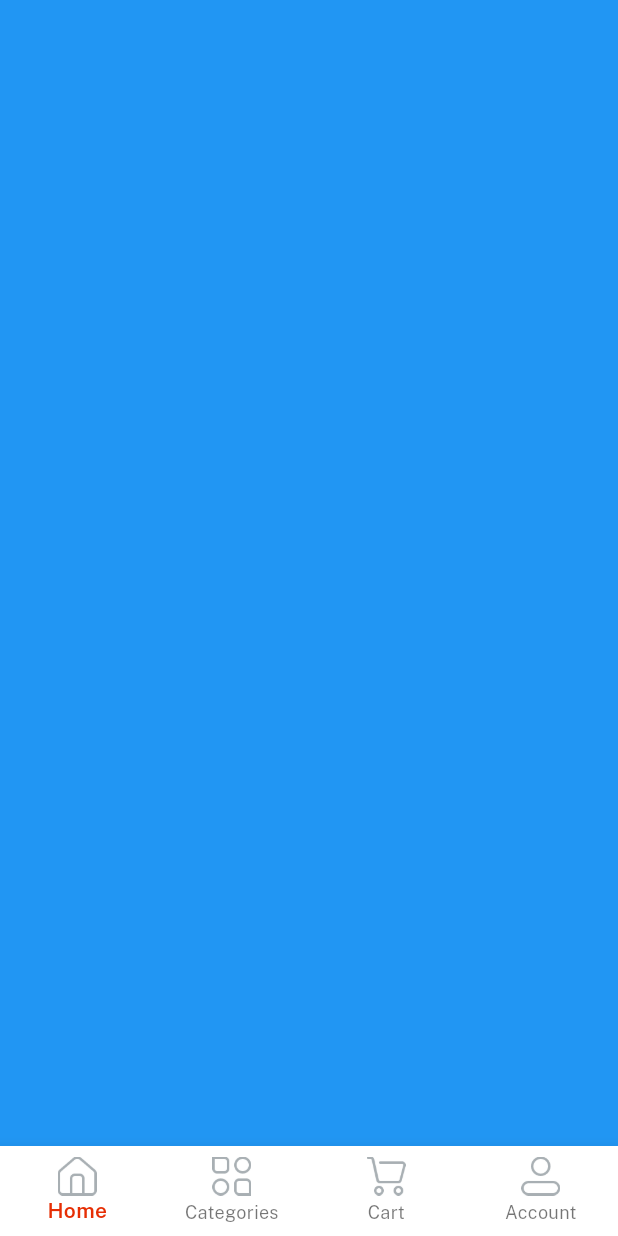
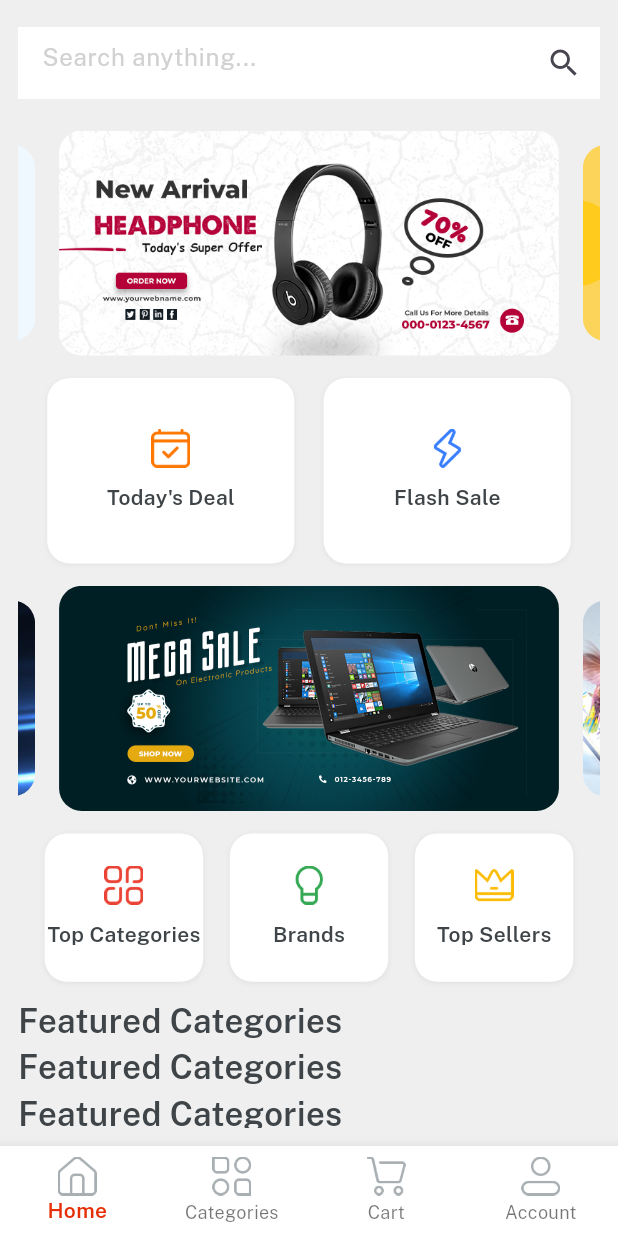
Before and after one commit to nandainun/Flutter_ecommerce_shopman, a Flutter app: the screen it shows after launch, after a tap on "Log in", on a phone screen of 412 x 824 dp. Run offline on Flutter 3.47's test engine with Material 3 defaults, Android fonts, the phone set to English and light mode, and no system bars; drawn by our look-alikes of velocity_x; our stand-ins replace get.

Commit message:
home screen UI

```diff
--- a/lib/consts/list.dart
+++ b/lib/consts/list.dart
@@ -5,3 +5,6 @@
   icGoogleLogo,
   icTwitterLogo,
 ];
+
+const sliderList = [imgSlider1, imgSlider2, imgSlider3, imgSlider4];
+const secondSliderList = [imgSs1, imgSs2, imgSs3, imgSs4];
--- a/lib/consts/strings.dart
+++ b/lib/consts/strings.dart
@@ -22,3 +22,12 @@
     categories = "Categories",
     cart = "Cart",
     account = "Account";
+
+// Home Screen
+const searchAnything = "Search anything...",
+    todayDeal = "Today's Deal",
+    flashSale = "Flash Sale",
+    topSellers = "Top Sellers",
+    brands = "Brands",
+    topCategories = "Top Categories",
+    featureCategories = "Featured Categories";
--- a/lib/view/auth_screen/login_screen.dart
+++ b/lib/view/auth_screen/login_screen.dart
@@ -2,7 +2,7 @@
 import 'package:shopman/consts/consts.dart';
 import 'package:shopman/consts/list.dart';
 import 'package:shopman/view/auth_screen/signup_screen.dart';
-import 'package:shopman/view/home_screen/home_screen.dart';
+import 'package:shopman/view/home_screen/home.dart';
 import 'package:shopman/widgets_common/bg_widget.dart';
 import 'package:shopman/widgets_common/applogo_widget.dart';
 import 'package:shopman/widgets_common/custom_textfield.dart';
@@ -39,7 +39,7 @@
                     title: login,
                     textColor: whiteColor,
                     onPress: () {
-                      Get.to(() => const HomeScreen());
+                      Get.to(() => const Home());
                     }).box.width(context.screenWidth - 50).make(),
                 10.heightBox,
                 createNewAccount.text.color(fontGrey).make(),
--- /dev/null
+++ b/lib/view/cart_screen/cart_screen.dart
@@ -0,0 +1,12 @@
+import 'package:shopman/consts/consts.dart';
+
+class CartScreen extends StatelessWidget {
+  const CartScreen({super.key});
+
+  @override
+  Widget build(BuildContext context) {
+    return Container(
+      color: Colors.purple,
+    );
+  }
+}
--- /dev/null
+++ b/lib/view/category_screen/category_screen.dart
@@ -0,0 +1,12 @@
+import 'package:shopman/consts/consts.dart';
+
+class CategoryScreen extends StatelessWidget {
+  const CategoryScreen({super.key});
+
+  @override
+  Widget build(BuildContext context) {
+    return Container(
+      color: Colors.amber,
+    );
+  }
+}
--- /dev/null
+++ b/lib/view/home_screen/home.dart
@@ -0,0 +1,74 @@
+import 'package:get/get.dart';
+import 'package:shopman/consts/consts.dart';
+import 'package:shopman/controllers/home_controller.dart';
+import 'package:shopman/view/cart_screen/cart_screen.dart';
+import 'package:shopman/view/category_screen/category_screen.dart';
+import 'package:shopman/view/home_screen/home_screen.dart';
+import 'package:shopman/view/profile_screen/profile_screen.dart';
+
+class Home extends StatelessWidget {
+  const Home({super.key});
+
+  @override
+  Widget build(BuildContext context) {
+    // init home controller
+    var controller = Get.put(HomeController());
+
+    var navbarItem = [
+      BottomNavigationBarItem(
+          icon: Image.asset(
+            icHome,
+            width: 26,
+          ),
+          label: home),
+      BottomNavigationBarItem(
+          icon: Image.asset(
+            icCategories,
+            width: 26,
+          ),
+          label: categories),
+      BottomNavigationBarItem(
+          icon: Image.asset(
+            icCart,
+            width: 26,
+          ),
+          label: cart),
+      BottomNavigationBarItem(
+          icon: Image.asset(
+            icProfile,
+            width: 26,
+          ),
+          label: account)
+    ];
+
+    var navBody = [
+      const HomeScreen(),
+      const CategoryScreen(),
+      const CartScreen(),
+      const ProfileScreen()
+    ];
+
+    return Scaffold(
+      body: Column(children: [
+        Obx(
+          () => Expanded(
+            child: navBody.elementAt(controller.currentNavIndex.value),
+          ),
+        ),
+      ]),
+      bottomNavigationBar: Obx(
+        () => BottomNavigationBar(
+          currentIndex: controller.currentNavIndex.value,
+          selectedItemColor: redColor,
+          selectedLabelStyle: TextStyle(fontFamily: semibold),
+          type: BottomNavigationBarType.fixed,
+          backgroundColor: whiteColor,
+          items: navbarItem,
+          onTap: (value) {
+            controller.currentNavIndex.value = value;
+          },
+        ),
+      ),
+    );
+  }
+}
--- a/lib/view/home_screen/home_screen.dart
+++ b/lib/view/home_screen/home_screen.dart
@@ -1,76 +1,164 @@
-import 'package:get/get.dart';
 import 'package:shopman/consts/consts.dart';
-import 'package:shopman/controllers/home_controller.dart';
+import 'package:shopman/consts/list.dart';
+import 'package:shopman/widgets_common/home_buttons.dart';
 
 class HomeScreen extends StatelessWidget {
   const HomeScreen({super.key});
 
   @override
   Widget build(BuildContext context) {
-    // init home controller
-    var controller = Get.put(HomeController());
+    return Container(
+      padding: const EdgeInsets.all(12),
+      color: lightGrey,
+      width: context.screenWidth,
+      height: context.screenHeight,
+      child: SafeArea(
+        child: Column(
+          children: [
+            // Search Box
+            Container(
+              alignment: Alignment.center,
+              height: 60,
+              color: lightGrey,
+              child: TextFormField(
+                decoration: const InputDecoration(
+                  suffixIcon: Icon(Icons.search),
+                  border: InputBorder.none,
+                  filled: true,
+                  fillColor: whiteColor,
+                  hintText: searchAnything,
+                  hintStyle: TextStyle(color: textfieldGrey),
+                ),
+              ),
+            ),
 
-    var navbarItem = [
-      BottomNavigationBarItem(
-          icon: Image.asset(
-            icHome,
-            width: 26,
-          ),
-          label: home),
-      BottomNavigationBarItem(
-          icon: Image.asset(
-            icCategories,
-            width: 26,
-          ),
-          label: categories),
-      BottomNavigationBarItem(
-          icon: Image.asset(
-            icCart,
-            width: 26,
-          ),
-          label: cart),
-      BottomNavigationBarItem(
-          icon: Image.asset(
-            icProfile,
-            width: 26,
-          ),
-          label: account)
-    ];
+            15.heightBox,
 
-    var navBody = [
-      Container(
-        color: Colors.blue,
-      ),
-      Container(
-        color: Colors.amber,
-      ),
-      Container(
-        color: Colors.purple,
-      ),
-      Container(
-        color: Colors.cyan,
-      )
-    ];
+            Expanded(
+              child: SingleChildScrollView(
+                physics: const BouncingScrollPhysics(),
+                child: Column(
+                  children: [
+                    // Swipers Brands
+                    VxSwiper.builder(
+                      aspectRatio: 16 / 9,
+                      autoPlay: true,
+                      height: 150,
+                      viewportFraction: 0.9,
+                      enlargeCenterPage: true,
+                      itemCount: sliderList.length,
+                      itemBuilder: (context, index) {
+                        return Image.asset(
+                          sliderList[index],
+                          fit: BoxFit.cover,
+                        )
+                            .box
+                            .rounded
+                            .clip(Clip.antiAlias)
+                            .margin(const EdgeInsets.symmetric(horizontal: 8))
+                            .make();
+                      },
+                    ),
+                    15.heightBox,
 
-    return Scaffold(
-      body: Column(children: [
-        Obx(
-          () => Expanded(
-            child: navBody.elementAt(controller.currentNavIndex.value),
-          ),
-        ),
-      ]),
-      bottomNavigationBar: Obx(
-        () => BottomNavigationBar(
-          currentIndex: controller.currentNavIndex.value,
-          selectedItemColor: redColor,
-          selectedLabelStyle: TextStyle(fontFamily: semibold),
-          type: BottomNavigationBarType.fixed,
-          backgroundColor: whiteColor,
-          items: navbarItem,
-          onTap: (value) {
-            controller.currentNavIndex.value = value;
-          },
+                    // Deals buttons
+                    Row(
+                      mainAxisAlignment: MainAxisAlignment.spaceEvenly,
+                      children: List.generate(
+                        2,
+                        (index) => homeButtons(
+                          height: context.screenHeight * 0.15,
+                          width: context.screenWidth / 2.5,
+                          icon: index == 0 ? icTodaysDeal : icFlashDeal,
+                          title: index == 0 ? todayDeal : flashSale,
+                        ),
+                      ),
+                    ),
+                    15.heightBox,
+
+                    // 2nd Swipers Brands
+                    VxSwiper.builder(
+                      aspectRatio: 16 / 9,
+                      autoPlay: false,
+                      height: 150,
+                      viewportFraction: 0.9,
+                      enlargeCenterPage: true,
+                      enableInfiniteScroll: true,
+                      itemCount: secondSliderList.length,
+                      itemBuilder: (context, index) {
+                        return Image.asset(
+                          secondSliderList[index],
+                          fit: BoxFit.cover,
+                        )
+                            .box
+                            .rounded
+                            .clip(Clip.antiAlias)
+                            .margin(const EdgeInsets.symmetric(horizontal: 8))
+                            .make();
+                      },
+                    ),
+                    15.heightBox,
+
+                    // 2nd Best Button
+                    Row(
+                      mainAxisAlignment: MainAxisAlignment.spaceEvenly,
+                      children: List.generate(
+                        3,
+                        (index) => homeButtons(
+                          height: context.screenHeight * 0.12,
+                          width: context.screenWidth / 3.9,
+                          icon: index == 0
+                              ? icTopCategories
+                              : index == 1
+                                  ? icBrands
+                                  : icTopSeller,
+                          title: index == 0
+                              ? topCategories
+                              : index == 1
+                                  ? brands
+                                  : topSellers,
+                        ),
+                      ),
+                    ),
+                    10.heightBox,
+                    // Featured
+                    Align(
+                      alignment: Alignment.centerLeft,
+                      child: featureCategories.text
+                          .color(darkFontGrey)
+                          .size(22)
+                          .fontFamily(semibold)
+                          .make(),
+                    ),
+                    Align(
+                      alignment: Alignment.centerLeft,
+                      child: featureCategories.text
+                          .color(darkFontGrey)
+                          .size(22)
+                          .fontFamily(semibold)
+                          .make(),
+                    ),
+                    Align(
+                      alignment: Alignment.centerLeft,
+                      child: featureCategories.text
+                          .color(darkFontGrey)
+                          .size(22)
+                          .fontFamily(semibold)
+                          .make(),
+                    ),
+                    Align(
+                      alignment: Alignment.centerLeft,
+                      child: featureCategories.text
+                          .color(darkFontGrey)
+                          .size(22)
+                          .fontFamily(semibold)
+                          .make(),
+                    ),
+                  ],
+                ),
+              ),
+            )
+          ],
         ),
       ),
     );
--- /dev/null
+++ b/lib/view/profile_screen/profile_screen.dart
@@ -0,0 +1,12 @@
+import 'package:shopman/consts/consts.dart';
+
+class ProfileScreen extends StatelessWidget {
+  const ProfileScreen({super.key});
+
+  @override
+  Widget build(BuildContext context) {
+    return Container(
+      color: Colors.cyan,
+    );
+  }
+}
--- /dev/null
+++ b/lib/widgets_common/home_buttons.dart
@@ -0,0 +1,15 @@
+import 'package:shopman/consts/consts.dart';
+
+Widget homeButtons({width, height, icon, String? title, onPress}) {
+  return Column(
+    mainAxisAlignment: MainAxisAlignment.center,
+    children: [
+      Image.asset(
+        icon,
+        width: 26,
+      ),
+      10.heightBox,
+      title!.text.fontFamily(semibold).color(darkFontGrey).make()
+    ],
+  ).box.rounded.white.size(width, height).shadowSm.make();
+}
```
